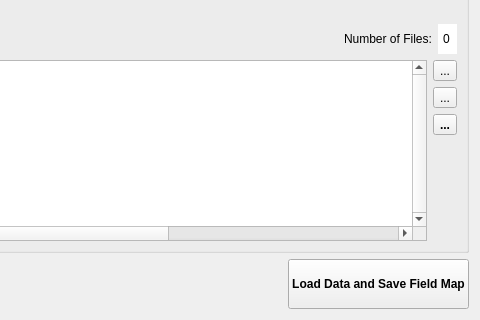
Old version of the form hallbench/gui/ui/recoverdatadialog.ui in the repository lnls-ima/hall-bench-control; both pictures show x 210 to 690 and y 129 to 449 of the 690 by 449 pixel window.
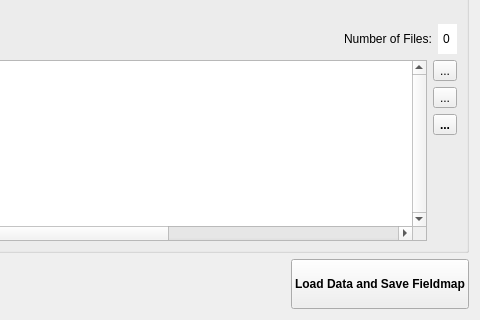
New version of the form. Icons and pictures are not drawn.

Commit message: Add raw data table to database

What changed in the file:
```diff
--- a/hallbench/gui/ui/recoverdatadialog.ui
+++ b/hallbench/gui/ui/recoverdatadialog.ui
@@ -383,7 +383,7 @@
         </font>
        </property>
        <property name="text">
-        <string>Load Data and Save Field Map</string>
+        <string>Load Data and Save Fieldmap</string>
        </property>
       </widget>
      </item>
```
The commit also changes 11 other files.
